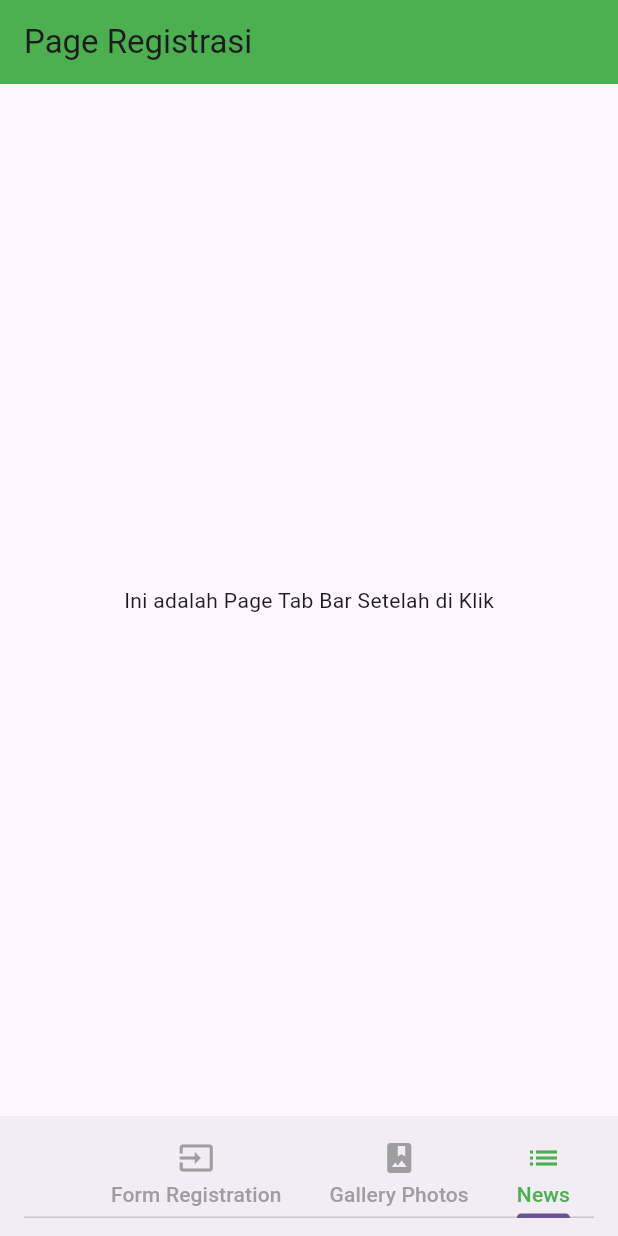
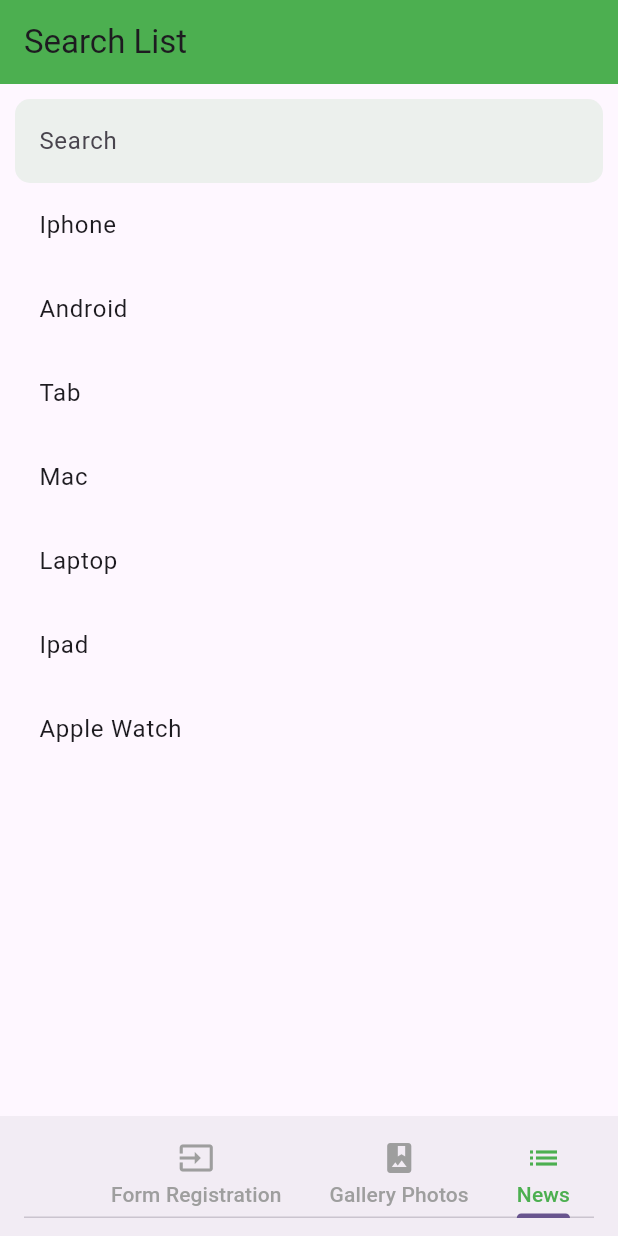
Before and after one commit to rizkipm/rpl2b_project, a Flutter app: the screen it shows after launch, tab 3 chosen, on a phone screen of 412 x 824 dp. Run offline on Flutter 3.47's test engine with Material 3 defaults, Android fonts, the phone set to English and light mode, and no system bars; missing offline and left inert: dart:html.

Commit message:
page list data

```diff
--- a/lib/main.dart
+++ b/lib/main.dart
@@ -2,6 +2,7 @@
 
 import 'package:flutter/material.dart';
 import 'package:rpl2b_project/screen_page/page_registration.dart';
+import 'package:rpl2b_project/screen_page/search_listdata.dart';
 
 void main() {
   runApp(const MyApp());
@@ -67,7 +68,7 @@
     return Scaffold(
       body: TabBarView(
         controller: tabController,
-        children: const[ PageRegister(), PageTab2(), PageTabView()
+        children: const[ PageRegister(), PageTab2(), PageSearchData()
         ],
       ),
       bottomNavigationBar: BottomAppBar(
--- /dev/null
+++ b/lib/screen_page/search_listdata.dart
@@ -0,0 +1,105 @@
+import 'dart:html';
+
+import 'package:flutter/material.dart';
+
+class PageSearchData extends StatefulWidget {
+  const PageSearchData({super.key});
+
+  @override
+  State<PageSearchData> createState() => _PageSearchDataState();
+}
+
+class _PageSearchDataState extends State<PageSearchData> {
+  List<String> listDevice = [
+    'Iphone',
+    'Android',
+    'Tab',
+    'Mac',
+    'Laptop',
+    'Ipad',
+    'Apple Watch',
+  ];
+
+  bool isCari = true;
+  List<String>  filterData = [];
+  TextEditingController txtCari = TextEditingController();
+
+  _PageSearchDataState(){
+    txtCari.addListener(() {
+      if(txtCari.text.isEmpty){
+        setState(() {
+          isCari = true;
+          txtCari.text = "";
+        });
+      }else{
+        setState(() {
+          isCari = false;
+          txtCari.text != "";
+        });
+      }
+    });
+  }
+
+  @override
+  Widget build(BuildContext context) {
+    return Scaffold(
+      appBar: AppBar(
+        title: Text('Search List'),
+        backgroundColor: Colors.green,
+      ),
+      body: Padding(
+        padding:  EdgeInsets.all(10),
+        child: Column(
+          children: [
+            TextFormField(
+              controller: txtCari,
+              decoration: InputDecoration(
+                hintText: "Search",
+                border: OutlineInputBorder(
+                  borderRadius: BorderRadius.circular(10),
+                  borderSide: BorderSide.none,
+                ),
+                filled: true,
+                fillColor: Colors.green.withOpacity(0.1)
+              ),
+            ),
+            isCari ? Expanded(
+              child: ListView.builder(
+                itemCount: listDevice.length,
+                itemBuilder: (context, index){
+                  return ListTile(
+                    title: Text(listDevice[index]),
+                  );
+                },
+              ),
+            ) : CreateFilterList()
+          ],
+        ),
+      ),
+    );
+  }
+
+  Widget CreateFilterList(){
+    filterData = [];
+    for(int i = 0; i< listDevice.length; i++){
+      var item = listDevice[i];
+      if(item.toLowerCase().contains(txtCari.text.toLowerCase())){
+        filterData.add(item);
+      }
+    }
+    return HasilSearch();
+  }
+
+  Widget HasilSearch(){
+    return Expanded(
+      child: ListView.builder(
+        itemCount: filterData.length,
+        itemBuilder: (context, index){
+          return ListTile(
+            title: Text(filterData[index]),
+          );
+        },
+      ),
+    );
+  }
+}
```
